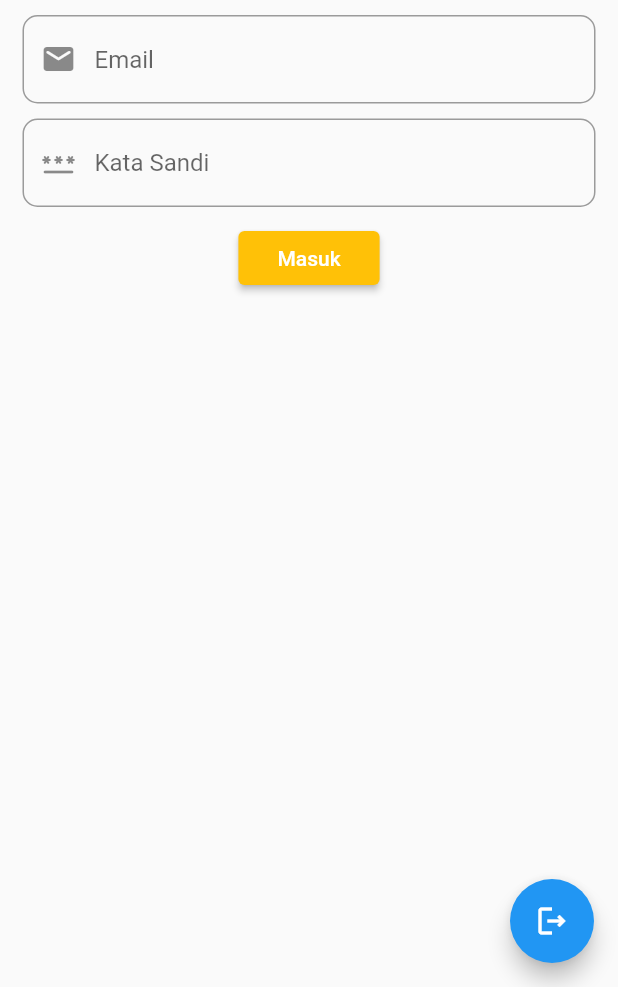
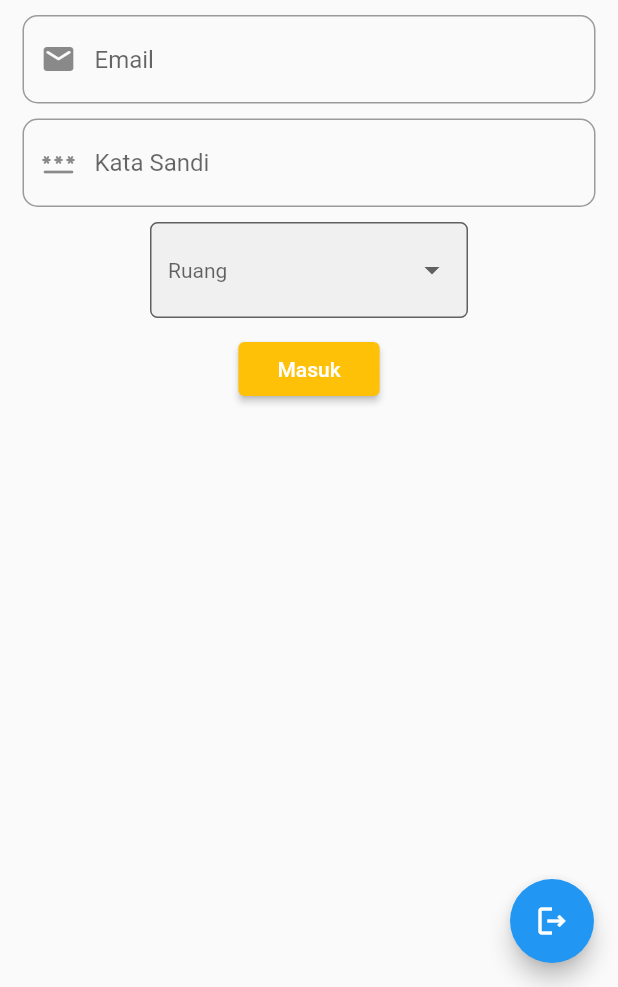
Before and after one commit to aistaqiemsy/flutter_scr, a Flutter app: the screen it shows after launch, after a tap on "Masuk", on a phone screen of 412 x 824 dp, the part 249-1236 px from its top. Run offline on Flutter 3.47's test engine with Material 2 defaults, Android fonts, the phone set to English and light mode, and no system bars; our stand-ins replace datetime_picker_formfield, fluttertoast, syncfusion_flutter_datepicker; network calls fail.

Commit message:
Fix login masing-masing ruang

```diff
--- a/lib/main.dart
+++ b/lib/main.dart
@@ -36,6 +36,9 @@ class MyHomePage extends StatefulWidget {
 }
 
 class _MyHomePageState extends State<MyHomePage> {
+  static const List<String> _ruang = <String>["134", "203", "206", "207", "210", "322", "323"];
+  String _setRuang = "";
+
   TextEditingController _username = new TextEditingController();
   TextEditingController _password = new TextEditingController();
   List userLogin = [];
@@ -49,8 +52,13 @@ class _MyHomePageState extends State<MyHomePage> {
     var url = // gunakakan IP komputer saat debug ke physical device
         Uri.http(
             "localhost", "/scr_wikrama/lib_ps/login.php", {'q': '{http}'});
+
     var response = await http.post(url,
-        body: {"username": _username.text, "password": _password.text},
+        body: {
+          "username": _username.text,
+          "password": _password.text,
+          "ruang":_setRuang
+        },
         headers: {"Access-Control-Allow-Methods": "POST, OPTIONS"});
 
     if (response.statusCode == 200) {
@@ -137,6 +145,31 @@ class _MyHomePageState extends State<MyHomePage> {
               ),
             ),
             Padding(
+              padding: EdgeInsets.only(right: 100, bottom: 10, left: 100),
+              child: DropdownButtonFormField(
+                          style: TextStyle(
+                          fontSize: 14
+                        ),
+                            decoration: InputDecoration(
+                                border: OutlineInputBorder(
+                                    borderRadius:
+                                        BorderRadius.all(Radius.circular(5))),
+                                filled: true,
+                                hintText: 'Ruang'),
+                            items: _ruang
+                                .map<DropdownMenuItem<String>>((String value) {
+                              return DropdownMenuItem<String>(
+                                value: value,
+                                child: Text(value),
+                              );
+                            }).toList(),
+                            onChanged: (String? value) {
+                              setState(() {
+                                _setRuang = value!;
+                              });
+                            }),
+            ),
+            Padding(
               padding: EdgeInsets.only(right: 15, left: 15, bottom: 10),
               child: ElevatedButton(
                 style: ButtonStyle(
```
Also changed, not shown: lib/ps/detail_ps.dart (+7 -2 lines), lib/ps/piket_rayon.dart (+6 -1 lines), lib/ps/rekap_piket.dart (+17 -3 lines).
